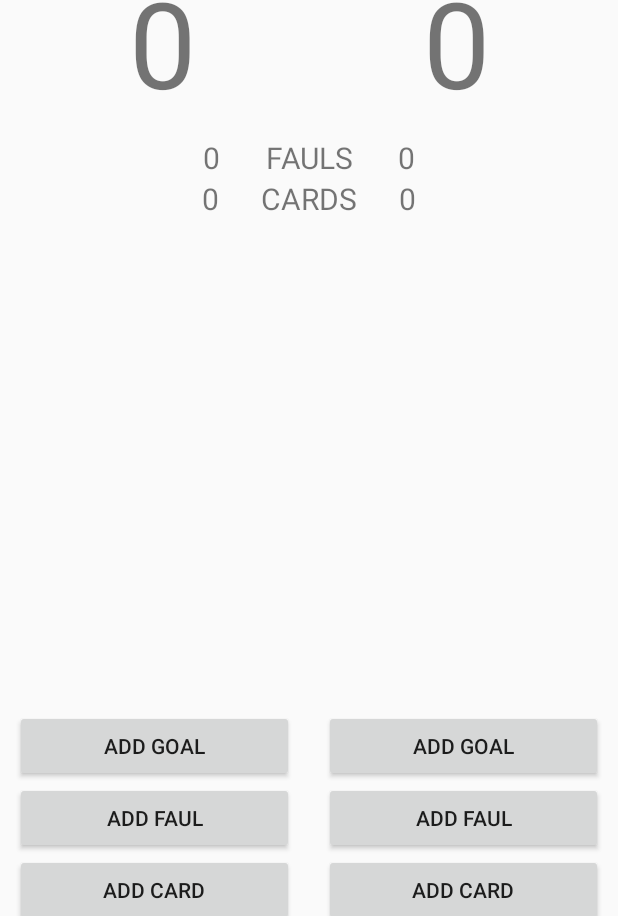
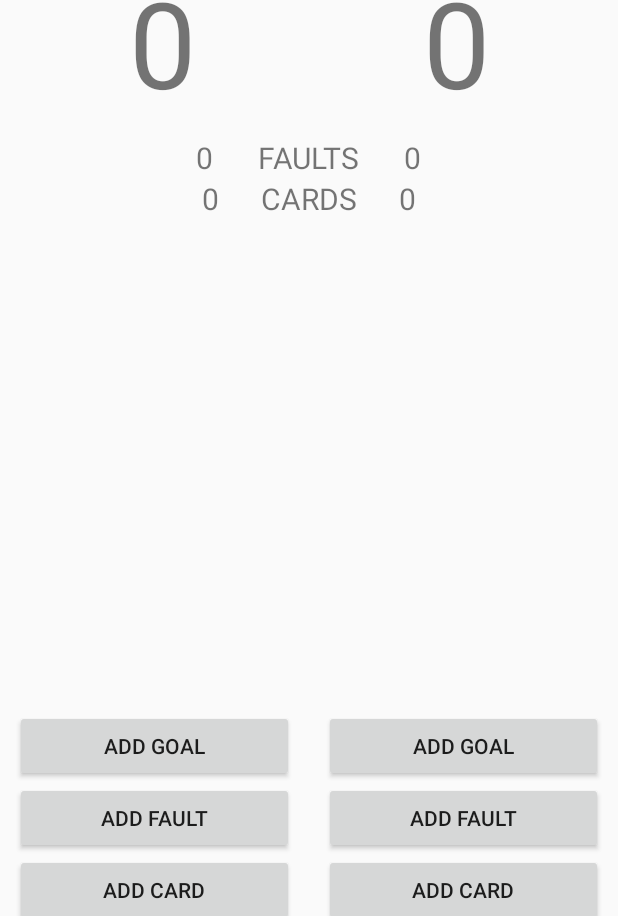
Before and after one commit to WertonGuimaraes/scorekeeper, an Android app: the screen it shows after launch (MainActivity), after a tap on "RESET", on a phone screen of 412 x 824 dp. Shown: the part 223-1139 px from the top of the screen. Run offline under Robolectric (Android 15) with nearby library versions, the phone set to English and light mode, and no system bars; 3 other taps on this screen came first.

Commit message:
change variable name

```diff
--- a/app/src/main/java/com/udacity/wertonguimaraes/scorekeeper/MainActivity.java
+++ b/app/src/main/java/com/udacity/wertonguimaraes/scorekeeper/MainActivity.java
@@ -9,17 +9,17 @@ import android.widget.TextView;
 public class MainActivity extends AppCompatActivity {
 
     private TextView mGoalTeamA;
-    private TextView mFaulTeamA;
+    private TextView mFaultTeamA;
     private TextView mCardTeamA;
     private Button mAddGoalTeamA;
-    private Button mAddFaulTeamA;
+    private Button mAddFaultTeamA;
     private Button mAddCardTeamA;
 
     private TextView mGoalTeamB;
-    private TextView mFaulTeamB;
+    private TextView mFaultTeamB;
     private TextView mCardTeamB;
     private Button mAddGoalTeamB;
-    private Button mAddFaulTeamB;
+    private Button mAddFaultTeamB;
     private Button mAddCardTeamB;
 
     private Button mReset;
@@ -35,17 +35,17 @@ public class MainActivity extends AppCompatActivity {
 
     private void mInitView() {
         mGoalTeamA = (TextView) findViewById(R.id.total_goal_team_a);
-        mFaulTeamA = (TextView) findViewById(R.id.total_faul_team_a);
+        mFaultTeamA = (TextView) findViewById(R.id.total_fault_team_a);
         mCardTeamA = (TextView) findViewById(R.id.total_card_team_a);
         mAddGoalTeamA = (Button) findViewById(R.id.add_goal_a);
-        mAddFaulTeamA = (Button) findViewById(R.id.add_faul_a);
+        mAddFaultTeamA = (Button) findViewById(R.id.add_fault_a);
         mAddCardTeamA = (Button) findViewById(R.id.add_card_a);
 
         mGoalTeamB = (TextView) findViewById(R.id.total_goal_team_b);
-        mFaulTeamB = (TextView) findViewById(R.id.total_faul_team_b);
+        mFaultTeamB = (TextView) findViewById(R.id.total_fault_team_b);
         mCardTeamB = (TextView) findViewById(R.id.total_card_team_b);
         mAddGoalTeamB = (Button) findViewById(R.id.add_goal_b);
-        mAddFaulTeamB = (Button) findViewById(R.id.add_faul_b);
+        mAddFaultTeamB = (Button) findViewById(R.id.add_fault_b);
         mAddCardTeamB = (Button) findViewById(R.id.add_card_b);
 
         mReset = (Button) findViewById(R.id.reset);
@@ -54,11 +54,11 @@ public class MainActivity extends AppCompatActivity {
 
     private void mInitButtonListeners() {
         mAddGoalTeamA.setOnClickListener(mAddPointListener);
-        mAddFaulTeamA.setOnClickListener(mAddPointListener);
+        mAddFaultTeamA.setOnClickListener(mAddPointListener);
         mAddCardTeamA.setOnClickListener(mAddPointListener);
 
         mAddGoalTeamB.setOnClickListener(mAddPointListener);
-        mAddFaulTeamB.setOnClickListener(mAddPointListener);
+        mAddFaultTeamB.setOnClickListener(mAddPointListener);
         mAddCardTeamB.setOnClickListener(mAddPointListener);
 
         mReset.setOnClickListener(mAddPointListener);
@@ -71,8 +71,8 @@ public class MainActivity extends AppCompatActivity {
                 case R.id.add_goal_a:
                     mAddPoints(mGoalTeamA, 1);
                     break;
-                case R.id.add_faul_a:
-                    mAddPoints(mFaulTeamA, 1);
+                case R.id.add_fault_a:
+                    mAddPoints(mFaultTeamA, 1);
                     break;
                 case R.id.add_card_a:
                     mAddPoints(mCardTeamA, 1);
@@ -80,8 +80,8 @@ public class MainActivity extends AppCompatActivity {
                 case R.id.add_goal_b:
                     mAddPoints(mGoalTeamB, 1);
                     break;
-                case R.id.add_faul_b:
-                    mAddPoints(mFaulTeamB, 1);
+                case R.id.add_fault_b:
+                    mAddPoints(mFaultTeamB, 1);
                     break;
                 case R.id.add_card_b:
                     mAddPoints(mCardTeamB, 1);
@@ -103,10 +103,10 @@ public class MainActivity extends AppCompatActivity {
 
     private void mResetAllPoints(){
         mResetSpecificPoint(mGoalTeamA);
-        mResetSpecificPoint(mFaulTeamA);
+        mResetSpecificPoint(mFaultTeamA);
         mResetSpecificPoint(mCardTeamA);
         mResetSpecificPoint(mGoalTeamB);
-        mResetSpecificPoint(mFaulTeamB);
+        mResetSpecificPoint(mFaultTeamB);
         mResetSpecificPoint(mCardTeamB);
     }
 
--- a/app/src/main/res/layout/activity_main.xml
+++ b/app/src/main/res/layout/activity_main.xml
@@ -73,7 +73,7 @@
             android:orientation="horizontal">
 
             <TextView
-                android:id="@+id/total_faul_team_a"
+                android:id="@+id/total_fault_team_a"
                 android:layout_width="wrap_content"
                 android:layout_height="wrap_content"
                 android:text="@string/zero_points"
@@ -85,11 +85,11 @@
                 android:layout_marginLeft="30dp"
                 android:layout_marginRight="30dp"
                 android:gravity="center"
-                android:text="@string/total_fauls"
+                android:text="@string/total_faults"
                 android:textSize="20sp" />
 
             <TextView
-                android:id="@+id/total_faul_team_b"
+                android:id="@+id/total_fault_team_b"
                 android:layout_width="wrap_content"
                 android:layout_height="wrap_content"
                 android:text="@string/zero_points"
@@ -157,11 +157,11 @@
                     android:text="@string/add_goal" />
 
                 <Button
-                    android:id="@+id/add_faul_a"
+                    android:id="@+id/add_fault_a"
                     android:layout_width="match_parent"
                     android:layout_height="wrap_content"
                     android:gravity="center"
-                    android:text="@string/add_faul" />
+                    android:text="@string/add_fault" />
 
                 <Button
                     android:id="@+id/add_card_a"
@@ -187,11 +187,11 @@
                     android:text="@string/add_goal" />
 
                 <Button
-                    android:id="@+id/add_faul_b"
+                    android:id="@+id/add_fault_b"
                     android:layout_width="match_parent"
                     android:layout_height="wrap_content"
                     android:gravity="center"
-                    android:text="@string/add_faul" />
+                    android:text="@string/add_fault" />
 
                 <Button
                     android:id="@+id/add_card_b"
--- a/app/src/main/res/values/strings.xml
+++ b/app/src/main/res/values/strings.xml
@@ -5,11 +5,11 @@
     <string name="team_b">Team B</string>
 
     <string name="zero_points">0</string>
-    <string name="total_fauls">FAULS</string>
+    <string name="total_faults">FAULTS</string>
     <string name="total_cards">CARDS</string>
 
     <string name="add_goal">Add Goal</string>
-    <string name="add_faul">Add Faul</string>
+    <string name="add_fault">Add Fault</string>
     <string name="add_card">Add Card</string>
 
     <string name="reset">Reset</string>
```
